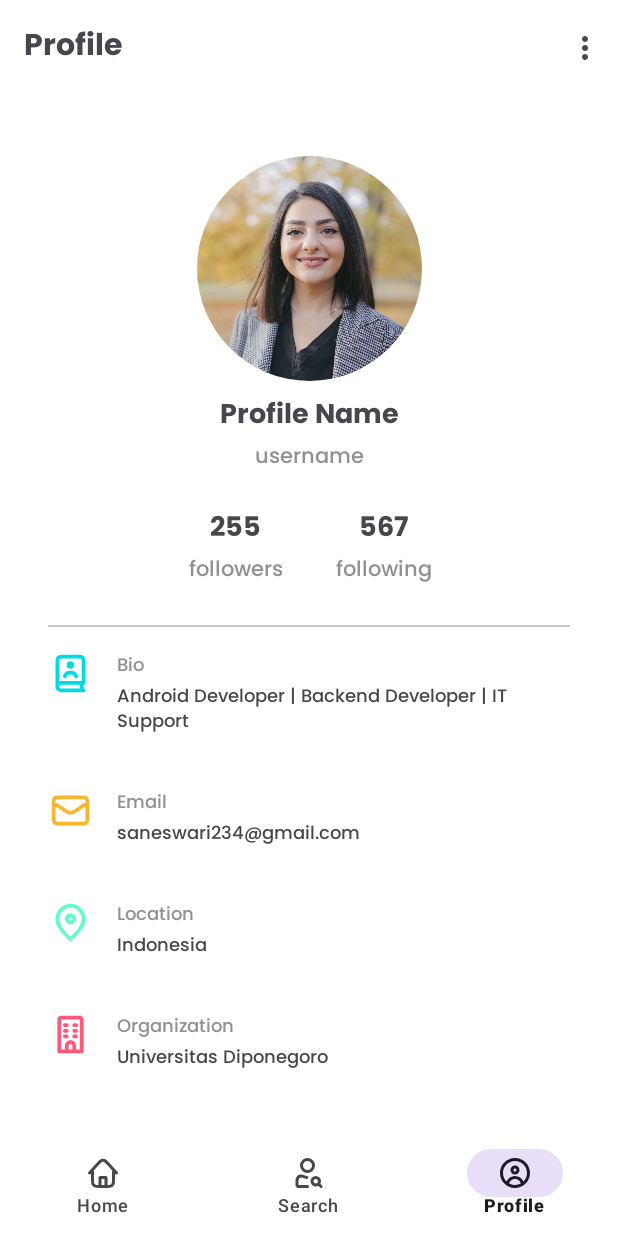
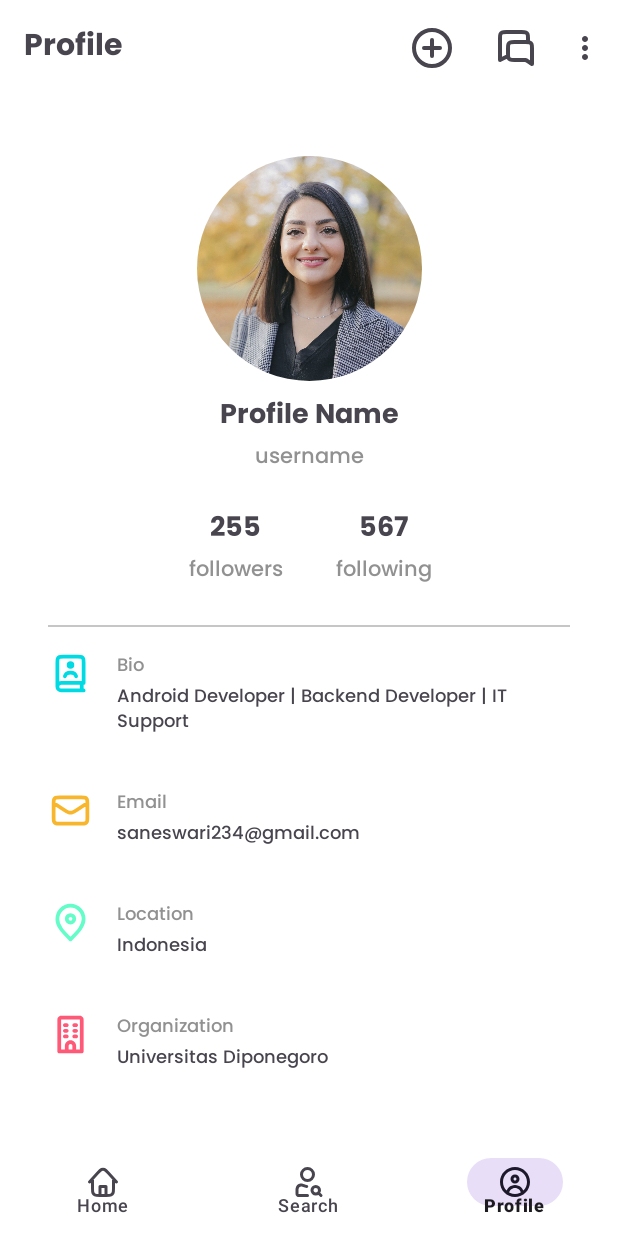
Before and after one commit to dwiaziprasetya/GithubUserApp, an Android app: the ProfileFragment screen opened through its navigation route, on a phone screen of 412 x 824 dp. Run offline under Robolectric (Android 15) with nearby library versions, the phone set to English and light mode, and no system bars; our stand-ins replace CircleImageView, navigation-ui.

Commit message:
Memperbarui icon di app bar profile fragment dan merapikan beberapa elemen

```diff
--- /dev/null
+++ b/app/src/main/res/drawable/circle_plus_icon.xml
@@ -0,0 +1,14 @@
+<vector xmlns:android="http://schemas.android.com/apk/res/android"
+    android:width="800dp"
+    android:height="800dp"
+    android:viewportWidth="24"
+    android:tint="?attr/colorControlNormal"
+    android:viewportHeight="24">
+  <path
+      android:pathData="M8,12H16M12,8V16M21,12C21,16.971 16.971,21 12,21C7.029,21 3,16.971 3,12C3,7.029 7.029,3 12,3C16.971,3 21,7.029 21,12Z"
+      android:strokeLineJoin="round"
+      android:strokeWidth="2"
+      android:fillColor="#00000000"
+      android:strokeColor="#000000"
+      android:strokeLineCap="round"/>
+</vector>
--- a/app/src/main/res/drawable/email_notification_icon.xml
+++ b/app/src/main/res/drawable/email_notification_icon.xml
@@ -1,10 +1,10 @@
 <vector xmlns:android="http://schemas.android.com/apk/res/android"
     xmlns:tools="http://schemas.android.com/tools"
-    android:width="800dp"
-    android:height="800dp"
+    android:width="200dp"
+    android:height="200dp"
     android:viewportWidth="24"
-    android:viewportHeight="24"
-    tools:ignore="VectorRaster">
+    android:tint="?attr/colorControlNormal"
+    android:viewportHeight="24">
   <path
       android:pathData="M13,5H6.2C5.08,5 4.52,5 4.092,5.218C3.716,5.41 3.41,5.716 3.218,6.092C3,6.52 3,7.08 3,8.2V15.8C3,16.92 3,17.48 3.218,17.908C3.41,18.284 3.716,18.59 4.092,18.782C4.52,19 5.08,19 6.2,19H17.8C18.92,19 19.48,19 19.908,18.782C20.284,18.59 20.59,18.284 20.782,17.908C21,17.48 21,16.92 21,15.8V13M3,8L8.45,11.634C9.733,12.489 10.374,12.916 11.067,13.082C11.68,13.229 12.32,13.229 12.933,13.082C13.626,12.916 14.267,12.489 15.55,11.634M22,6.5C22,7.881 20.881,9 19.5,9C18.119,9 17,7.881 17,6.5C17,5.119 18.119,4 19.5,4C20.881,4 22,5.119 22,6.5Z"
       android:strokeLineJoin="round"
--- a/app/src/main/res/drawable/icon_home.xml
+++ b/app/src/main/res/drawable/icon_home.xml
@@ -4,6 +4,7 @@
     android:height="800dp"
     android:viewportWidth="24"
     android:viewportHeight="24"
+    android:tint="?attr/colorControlNormal"
     tools:ignore="VectorRaster">
   <path
       android:pathData="M14,21V15H10V21M19,9.778V16.2C19,17.88 19,18.72 18.673,19.362C18.385,19.927 17.927,20.385 17.362,20.673C16.72,21 15.88,21 14.2,21H9.8C8.12,21 7.28,21 6.638,20.673C6.074,20.385 5.615,19.927 5.327,19.362C5,18.72 5,17.88 5,16.2V9.778M21,12L15.567,5.964C14.331,4.591 13.713,3.905 12.986,3.652C12.347,3.429 11.651,3.429 11.012,3.652C10.284,3.905 9.667,4.592 8.431,5.965L3,12"
--- /dev/null
+++ b/app/src/main/res/drawable/message_icon.xml
@@ -0,0 +1,14 @@
+<vector xmlns:android="http://schemas.android.com/apk/res/android"
+    android:width="800dp"
+    android:height="800dp"
+    android:viewportWidth="24"
+    android:tint="?attr/colorControlNormal"
+    android:viewportHeight="24">
+  <path
+      android:pathData="M18,9V7.2C18,6.08 18,5.52 17.782,5.092C17.59,4.716 17.284,4.41 16.908,4.218C16.48,4 15.92,4 14.8,4H7.2C6.08,4 5.52,4 5.092,4.218C4.716,4.41 4.41,4.716 4.218,5.092C4,5.52 4,6.08 4,7.2V18L8,16M20,20L17.806,18.537C17.507,18.338 17.357,18.238 17.195,18.167C17.051,18.104 16.9,18.059 16.745,18.031C16.571,18 16.391,18 16.031,18H11.2C10.08,18 9.52,18 9.092,17.782C8.716,17.59 8.41,17.284 8.218,16.908C8,16.48 8,15.92 8,14.8V12.2C8,11.08 8,10.52 8.218,10.092C8.41,9.716 8.716,9.41 9.092,9.218C9.52,9 10.08,9 11.2,9H16.8C17.92,9 18.48,9 18.908,9.218C19.284,9.41 19.59,9.716 19.782,10.092C20,10.52 20,11.08 20,12.2V20Z"
+      android:strokeLineJoin="round"
+      android:strokeWidth="2"
+      android:fillColor="#00000000"
+      android:strokeColor="#000000"
+      android:strokeLineCap="round"/>
+</vector>
--- a/app/src/main/res/drawable/message_notification_icon.xml
+++ b/app/src/main/res/drawable/message_notification_icon.xml
@@ -1,10 +1,8 @@
 <vector xmlns:android="http://schemas.android.com/apk/res/android"
-    xmlns:tools="http://schemas.android.com/tools"
-    android:width="800dp"
-    android:height="800dp"
+    android:width="200dp"
+    android:height="200dp"
     android:viewportWidth="24"
-    android:viewportHeight="24"
-    tools:ignore="VectorRaster">
+    android:viewportHeight="24">
   <path
       android:pathData="M21.004,12C21.004,16.971 16.975,21 12.004,21H3.005C3.005,21 4.564,17.256 3.94,16.001C3.341,14.796 3.004,13.437 3.004,12C3.004,7.029 7.033,3 12.004,3M20.121,3.879C21.293,5.05 21.293,6.95 20.121,8.121C18.95,9.293 17.05,9.293 15.879,8.121C14.707,6.95 14.707,5.05 15.879,3.879C17.05,2.707 18.95,2.707 20.121,3.879Z"
       android:strokeLineJoin="round"
--- a/app/src/main/res/drawable/user_icon.xml
+++ b/app/src/main/res/drawable/user_icon.xml
@@ -4,6 +4,7 @@
     android:height="800dp"
     android:viewportWidth="24"
     android:viewportHeight="24"
+    android:tint="?attr/colorControlNormal"
     tools:ignore="VectorRaster">
   <path
       android:pathData="M6.03,19.401C5.975,19.951 6.376,20.441 6.926,20.495C7.475,20.55 7.965,20.148 8.02,19.599L6.03,19.401ZM15.98,19.599C16.035,20.148 16.524,20.55 17.074,20.495C17.624,20.441 18.025,19.951 17.97,19.401L15.98,19.599ZM20,12C20,16.418 16.418,20 12,20V22C17.523,22 22,17.523 22,12H20ZM12,20C7.582,20 4,16.418 4,12H2C2,17.523 6.477,22 12,22V20ZM4,12C4,7.582 7.582,4 12,4V2C6.477,2 2,6.477 2,12H4ZM12,4C16.418,4 20,7.582 20,12H22C22,6.477 17.523,2 12,2V4ZM13,10C13,10.552 12.552,11 12,11V13C13.657,13 15,11.657 15,10H13ZM12,11C11.448,11 11,10.552 11,10H9C9,11.657 10.343,13 12,13V11ZM11,10C11,9.448 11.448,9 12,9V7C10.343,7 9,8.343 9,10H11ZM12,9C12.552,9 13,9.448 13,10H15C15,8.343 13.657,7 12,7V9ZM8.02,19.599C8.22,17.579 9.926,16 12,16V14C8.888,14 6.331,16.368 6.03,19.401L8.02,19.599ZM12,16C14.073,16 15.78,17.579 15.98,19.599L17.97,19.401C17.669,16.368 15.112,14 12,14V16Z"
--- a/app/src/main/res/drawable/user_search_icon.xml
+++ b/app/src/main/res/drawable/user_search_icon.xml
@@ -3,6 +3,7 @@
     android:width="800dp"
     android:height="800dp"
     android:viewportWidth="24"
+    android:tint="?attr/colorControlNormal"
     android:viewportHeight="24"
     tools:ignore="VectorRaster">
   <path
--- a/app/src/main/res/layout/activity_main.xml
+++ b/app/src/main/res/layout/activity_main.xml
@@ -21,7 +21,8 @@
     <com.google.android.material.bottomnavigation.BottomNavigationView
         android:id="@+id/nav_view"
         android:layout_width="wrap_content"
-        android:layout_height="70dp"
+        android:layout_height="wrap_content"
+        android:minHeight="?attr/actionBarSize"
         android:layout_marginStart="0dp"
         android:layout_marginEnd="0dp"
         android:background="?attr/colorOnPrimary"
--- a/app/src/main/res/layout/fragment_profile.xml
+++ b/app/src/main/res/layout/fragment_profile.xml
@@ -18,7 +18,8 @@
 
         <com.google.android.material.appbar.MaterialToolbar
             android:layout_width="match_parent"
-            android:layout_height="?attr/actionBarSize"
+            android:layout_height="wrap_content"
+            android:minHeight="?attr/actionBarSize"
             android:fitsSystemWindows="true"
             app:menu="@menu/profile_menu"
             app:title="@string/title_profile"
--- a/app/src/main/res/menu/profile_menu.xml
+++ b/app/src/main/res/menu/profile_menu.xml
@@ -5,14 +5,14 @@
         android:id="@+id/edit_profile_menu"
         android:title="@string/edit_profile_menu"
         app:showAsAction="never"/>
-<!--    <item-->
-<!--        android:id="@+id/email_notification_menu"-->
-<!--        android:title="@string/email_notification_menu"-->
-<!--        app:showAsAction="ifRoom"-->
-<!--        android:icon="@drawable/email_notification_icon"/>-->
-<!--    <item-->
-<!--        android:id="@+id/message_notification_menu"-->
-<!--        android:title="@string/message_notification_menu"-->
-<!--        app:showAsAction="ifRoom"-->
-<!--        android:icon="@drawable/message_notification_icon"/>-->
+    <item
+        android:id="@+id/plus_menu"
+        android:title="@string/plus_menu"
+        app:showAsAction="ifRoom"
+        android:icon="@drawable/circle_plus_icon"/>
+    <item
+        android:id="@+id/email_notification_menu"
+        android:title="@string/message_notification_menu"
+        app:showAsAction="ifRoom"
+        android:icon="@drawable/message_icon"/>
 </menu>
--- a/app/src/main/res/values/strings.xml
+++ b/app/src/main/res/values/strings.xml
@@ -23,4 +23,5 @@
     <string name="profile_bio">Android Developer | Backend Developer | IT Support</string>
     <string name="message_notification_menu">Message Notification</string>
     <string name="email_notification_menu">Email Notification</string>
+    <string name="plus_menu">Plus</string>
 </resources>
```
